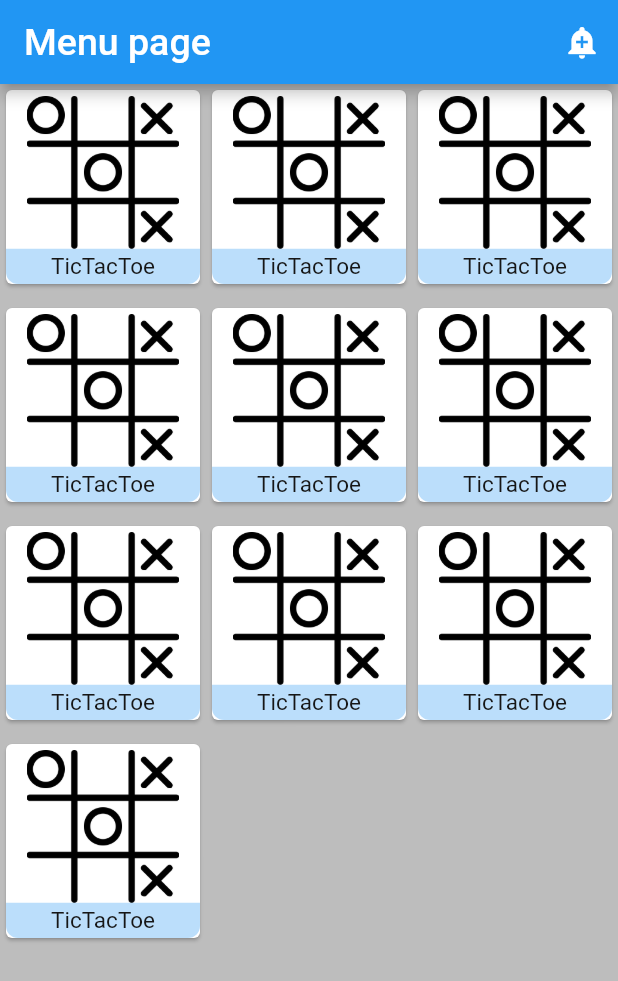
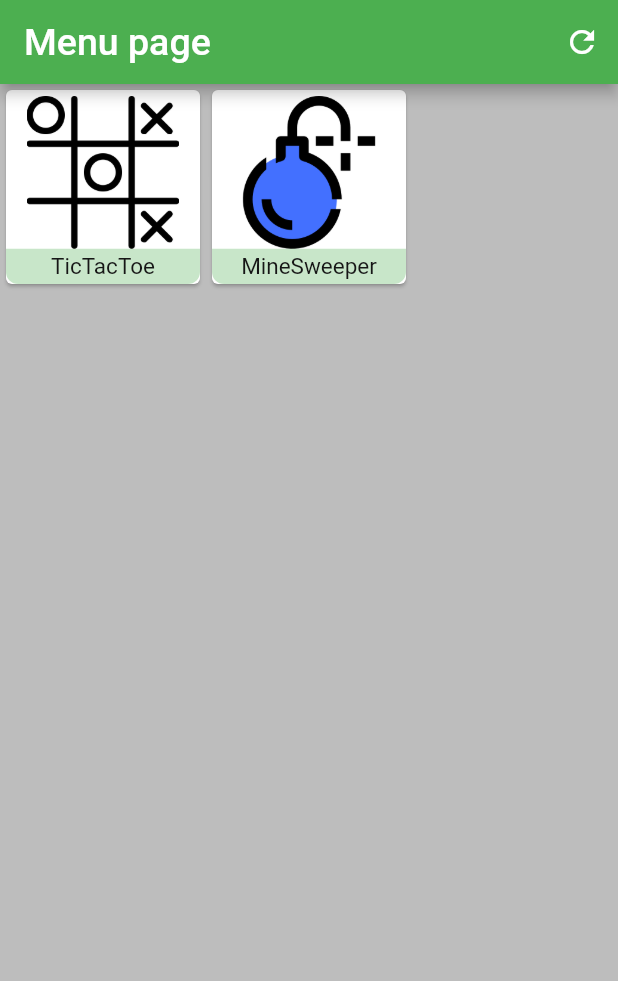
Before and after one commit to LuPoYi/GameChallenge, a Flutter app: the screen it shows after launch, on a phone screen of 412 x 824 dp. Shown: the top 981 px of the screen. Run offline on Flutter 3.47's test engine with Material 2 defaults, Android fonts, the phone set to English and light mode, and no system bars; Roboto replaces fonts that are missing (tahoma).

Commit message:
TicTacToe 1.0 OK, mine sweeper init

```diff
--- a/lib/Menu.dart
+++ b/lib/Menu.dart
@@ -2,16 +2,16 @@ import 'package:flutter/material.dart';
 import 'package:GameChallenge/layout.dart';
 
 class Menu extends StatelessWidget {
-  const Menu({Key key}) : super(key: key);
+  final List<String> gameList;
+  const Menu({Key key, this.gameList}) : super(key: key);
 
   @override
   Widget build(BuildContext context) {
-    return MaterialApp(
-        home: Scaffold(
+    return Scaffold(
       backgroundColor: Colors.black26,
       appBar: buildAppBar(context, "Menu page"),
       body: _buildGameList(context),
-    ));
+    );
   }
 
   Widget _buildGameList(BuildContext context) {
@@ -23,16 +23,20 @@ class Menu extends StatelessWidget {
         ),
         delegate: SliverChildBuilderDelegate(
           (BuildContext context, int index) {
-            return _buildGameCard(context, 'TicTacToe');
+            return _buildGameCard(context, gameList[index]);
           },
-          childCount: 10,
+          childCount: gameList.length,
         ),
       ),
     ]);
   }
 
-  Widget _buildGameCard(BuildContext context, String gameTitle) {
-    return Card(
+  Widget _buildGameCard(BuildContext context, String gameName) {
+    return GestureDetector(
+        onTap: () {
+          Navigator.of(context).pushNamed('/${gameName.toLowerCase()}');
+        },
+        child: Card(
           child: Column(
             mainAxisSize: MainAxisSize.max,
             mainAxisAlignment: MainAxisAlignment.center,
@@ -40,7 +44,8 @@ class Menu extends StatelessWidget {
             children: <Widget>[
               Expanded(
                 child: Padding(
-                padding: const EdgeInsets.only(top: 4.0, left: 4.0, right: 4.0),
+                    padding:
+                        const EdgeInsets.only(top: 4.0, left: 4.0, right: 4.0),
                     child: Hero(
                         placeholderBuilder: (context, size, child) {
                           final Color color =
@@ -49,13 +54,14 @@ class Menu extends StatelessWidget {
                                   ? Colors.white24
                                   : Colors.black54;
                           return ColorFiltered(
-                          colorFilter: ColorFilter.mode(color, BlendMode.srcIn),
+                              colorFilter:
+                                  ColorFilter.mode(color, BlendMode.srcIn),
                               child: child);
                         },
                         transitionOnUserGestures: true,
-                    tag: gameTitle,
+                        tag: gameName,
                         child: Image.asset(
-                      'assets/tictactoe.png',
+                          'assets/${gameName.toLowerCase()}.png',
                           fit: BoxFit.scaleDown,
                         ))),
                 flex: 9,
@@ -65,18 +71,19 @@ class Menu extends StatelessWidget {
                     decoration: ShapeDecoration(
                         color: Theme.of(context).primaryColorLight,
                         shape: RoundedRectangleBorder(
-                        borderRadius:
-                            BorderRadius.vertical(bottom: Radius.circular(8)))),
+                            borderRadius: BorderRadius.vertical(
+                                bottom: Radius.circular(8)))),
                     alignment: Alignment.center,
                     padding: EdgeInsets.symmetric(horizontal: 5),
-                child: Text(gameTitle,
+                    child: Text(gameName,
                         softWrap: false,
                         overflow: TextOverflow.fade,
-                    style: TextStyle(fontSize: 15, color: Color(0xFF161616)))),
+                        style:
+                            TextStyle(fontSize: 15, color: Color(0xFF161616)))),
                 flex: 2,
               ),
             ],
           ),
-    );
+        ));
   }
 }
--- a/lib/layout.dart
+++ b/lib/layout.dart
@@ -10,7 +10,7 @@ Widget buildAppBar(BuildContext context, String gameTitle,
     ),
     actions: <Widget>[
       IconButton(
-        icon: const Icon(Icons.add_alert),
+        icon: const Icon(Icons.refresh),
         onPressed: () {
           onPressdFunction();
         },
--- a/lib/main.dart
+++ b/lib/main.dart
@@ -2,12 +2,15 @@ import 'package:flutter/material.dart';
 import 'package:GameChallenge/Menu.dart';
 import 'package:GameChallenge/About.dart';
 import 'package:GameChallenge/Game/TicTacToe.dart';
+import 'package:GameChallenge/Game/MineSweeper.dart';
 
 void main() {
   runApp(MyApp());
 }
 
 class MyApp extends StatelessWidget {
+  static List<String> gameList = ['TicTacToe', 'MineSweeper'];
+
   // This widget is the root of your application.
   @override
   Widget build(BuildContext context) {
@@ -17,10 +20,11 @@ class MyApp extends StatelessWidget {
         primarySwatch: Colors.green,
         visualDensity: VisualDensity.adaptivePlatformDensity,
       ),
-      home: Menu(),
+      home: Menu(gameList: gameList),
       routes: {
-        'about': (BuildContext context) => About(),
-        'tictactoe': (BuildContext context) => TicTacToe(),
+        '/about': (BuildContext context) => About(),
+        '/tictactoe': (BuildContext context) => TicTacToe(),
+        '/minesweeper': (BuildContext context) => MineSweeper(),
       },
     );
   }
```
Also changed, not shown: lib/Game/MineSweeper.dart (added, +24 -0 lines), lib/Game/TicTacToe.dart (+123 -2 lines), assets/minesweeper.png (added). Lines whose indentation alone changed are shown as unchanged.
